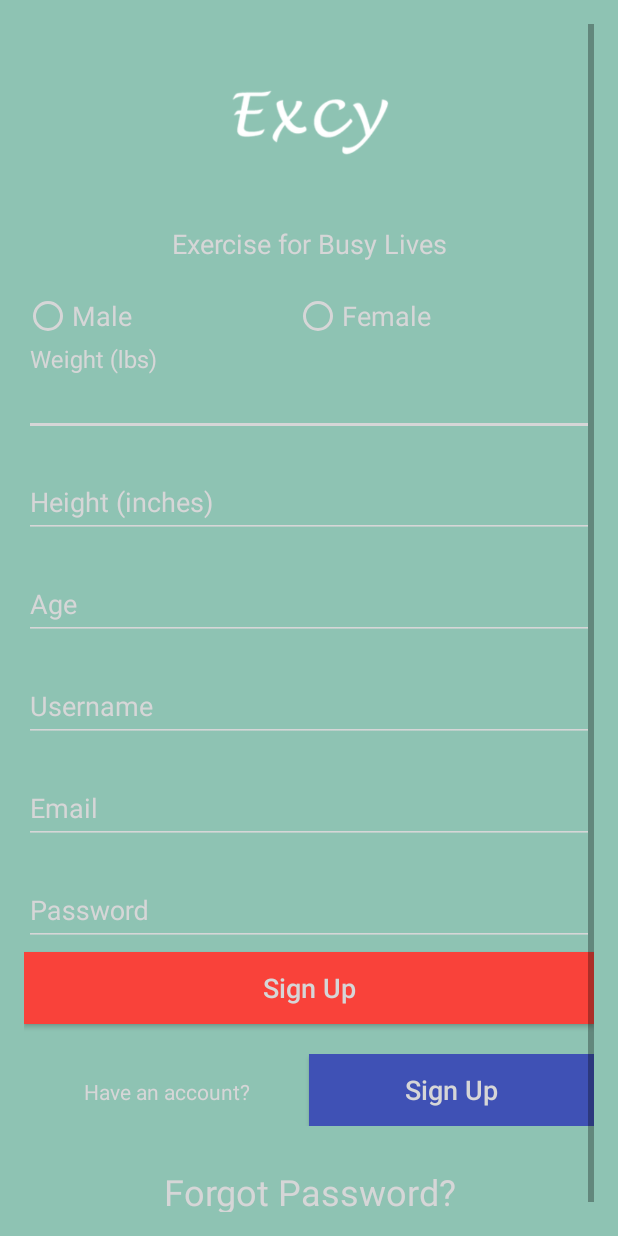
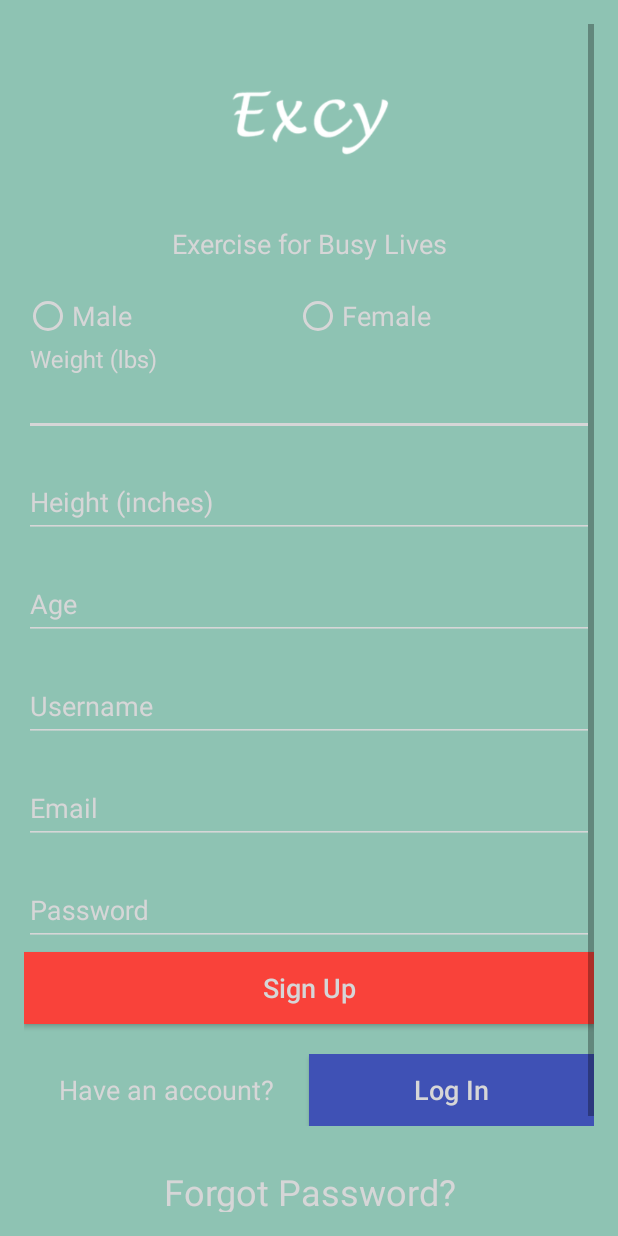
Before and after one commit to emkell2/Excy, an Android app: the SignUpActivity screen opened directly, with no data from a screen before it, on a phone screen of 412 x 824 dp. Run offline under Robolectric (Android 15) with nearby library versions, the phone set to English and light mode, and no system bars.

Commit message:
Created a package for all activities. Added the Don;t have an Excy link to bottom of Sign up screen. Increased Have an account font size on sign up screen.

```diff
--- a/app/src/main/AndroidManifest.xml
+++ b/app/src/main/AndroidManifest.xml
@@ -17,10 +17,10 @@
         android:supportsRtl="true"
         android:theme="@style/AppTheme">
         <activity
-            android:name=".PlayActivity"
+            android:name=".activities.PlayActivity"
             android:screenOrientation="portrait"></activity>
         <activity
-            android:name=".LoginActivity"
+            android:name=".activities.LoginActivity"
             android:windowSoftInputMode="stateHidden">
             <intent-filter>
                 <action android:name="android.intent.action.MAIN" />
@@ -29,7 +29,7 @@
             </intent-filter>
         </activity>
         <activity
-            android:name=".SignUpActivity"
+            android:name=".activities.SignUpActivity"
             android:windowSoftInputMode="stateHidden">
         </activity>
     </application>
--- a/app/src/main/java/com/excy/excy/PlayTimer.java
+++ b/app/src/main/java/com/excy/excy/PlayTimer.java
@@ -5,6 +5,7 @@ import android.text.TextUtils;
 import android.widget.RelativeLayout;
 import android.widget.TextView;
 
+import com.excy.excy.activities.PlayActivity;
 import com.excy.excy.utilities.PlayUtilities;
 
 /**
--- a/app/src/main/java/com/excy/excy/LoginActivity.java
+++ b/app/src/main/java/com/excy/excy/activities/LoginActivity.java
@@ -1,10 +1,12 @@
-package com.excy.excy;
+package com.excy.excy.activities;
 
 import android.content.Intent;
 import android.os.Bundle;
 import android.support.v7.app.AppCompatActivity;
 import android.view.View;
 import android.widget.Button;
+
+import com.excy.excy.R;
 
 public class LoginActivity extends AppCompatActivity {
 
--- a/app/src/main/java/com/excy/excy/PlayActivity.java
+++ b/app/src/main/java/com/excy/excy/activities/PlayActivity.java
@@ -1,4 +1,4 @@
-package com.excy.excy;
+package com.excy.excy.activities;
 
 import android.app.AlertDialog;
 import android.content.Context;
@@ -20,6 +20,8 @@ import android.widget.ImageView;
 import android.widget.LinearLayout;
 import android.widget.TextView;
 
+import com.excy.excy.PlayTimer;
+import com.excy.excy.R;
 import com.excy.excy.utilities.PlayUtilities;
 
 import info.hoang8f.widget.FButton;
--- a/app/src/main/java/com/excy/excy/SignUpActivity.java
+++ b/app/src/main/java/com/excy/excy/activities/SignUpActivity.java
@@ -1,7 +1,9 @@
-package com.excy.excy;
+package com.excy.excy.activities;
 
 import android.support.v7.app.AppCompatActivity;
 import android.os.Bundle;
+
+import com.excy.excy.R;
 
 public class SignUpActivity extends AppCompatActivity {
 
--- a/app/src/main/res/layout/activity_login.xml
+++ b/app/src/main/res/layout/activity_login.xml
@@ -9,7 +9,7 @@
     android:paddingLeft="@dimen/activity_horizontal_margin"
     android:paddingRight="@dimen/activity_horizontal_margin"
     android:paddingTop="@dimen/activity_vertical_margin"
-    tools:context="com.excy.excy.LoginActivity"
+    tools:context="com.excy.excy.activities.LoginActivity"
     tools:background="@color/colorPrimary">
 
     <ImageView
@@ -131,7 +131,8 @@
             android:textColor="@color/white"
             android:layout_weight="1"
             android:id="@+id/tvDontHaveAnAccount"
-            android:textAlignment="center" />
+            android:textAlignment="center"
+            android:textSize="14sp" />
 
         <Button
             android:layout_width="match_parent"
--- a/app/src/main/res/layout/activity_play.xml
+++ b/app/src/main/res/layout/activity_play.xml
@@ -5,7 +5,7 @@
     android:layout_width="match_parent"
     android:layout_height="match_parent"
     android:fitsSystemWindows="true"
-    tools:context="com.excy.excy.PlayActivity">
+    tools:context="com.excy.excy.activities.PlayActivity">
 
     <include layout="@layout/content_play" />
 
--- a/app/src/main/res/layout/activity_sign_up.xml
+++ b/app/src/main/res/layout/activity_sign_up.xml
@@ -9,7 +9,7 @@
     android:paddingLeft="@dimen/activity_horizontal_margin"
     android:paddingRight="@dimen/activity_horizontal_margin"
     android:paddingTop="@dimen/activity_vertical_margin"
-    tools:context="com.excy.excy.SignUpActivity">
+    tools:context="com.excy.excy.activities.SignUpActivity">
 
     <ScrollView
         android:layout_width="match_parent"
@@ -233,12 +233,13 @@
                     android:textColor="@color/white"
                     android:layout_weight="1"
                     android:id="@+id/tvDontHaveAnAccount"
-                    android:textAlignment="center" />
+                    android:textAlignment="center"
+                    android:textSize="18sp" />
 
                 <Button
                     android:layout_width="match_parent"
                     android:layout_height="wrap_content"
-                    android:text="@string/sign_up"
+                    android:text="@string/login"
                     android:textColor="@color/white"
                     android:background="@color/colorSignUpBlue"
                     android:layout_weight="1"
@@ -262,6 +263,22 @@
                 android:layout_alignParentStart="true"
                 android:textSize="24sp" />
 
+            <TextView
+                android:layout_width="match_parent"
+                android:layout_height="wrap_content"
+                android:paddingTop="@dimen/padding_top"
+                android:paddingBottom="@dimen/padding_bottom"
+                android:layout_gravity="center"
+                android:gravity="center"
+                android:text="@string/dont_have_an_excy"
+                android:textColorLink="@color/white"
+                android:linksClickable="true"
+                android:id="@+id/tvLink"
+                android:layout_alignParentBottom="true"
+                android:layout_alignParentLeft="true"
+                android:layout_alignParentStart="true"
+                android:layout_marginBottom="35dp" />
+
         </LinearLayout>
     </ScrollView>
 </RelativeLayout>
--- a/app/src/main/res/layout/content_play.xml
+++ b/app/src/main/res/layout/content_play.xml
@@ -6,7 +6,7 @@
     xmlns:tools="http://schemas.android.com/tools"
     android:layout_width="match_parent"
     android:layout_height="match_parent"
-    tools:context="com.excy.excy.PlayActivity"
+    tools:context="com.excy.excy.activities.PlayActivity"
     tools:showIn="@layout/activity_play">
 
     <LinearLayout
--- a/app/src/main/res/menu/menu_play.xml
+++ b/app/src/main/res/menu/menu_play.xml
@@ -1,7 +1,7 @@
 <menu xmlns:android="http://schemas.android.com/apk/res/android"
     xmlns:app="http://schemas.android.com/apk/res-auto"
     xmlns:tools="http://schemas.android.com/tools"
-    tools:context="com.excy.excy.PlayActivity">
+    tools:context="com.excy.excy.activities.PlayActivity">
     <item
         android:id="@+id/action_settings"
         android:orderInCategory="100"
```
